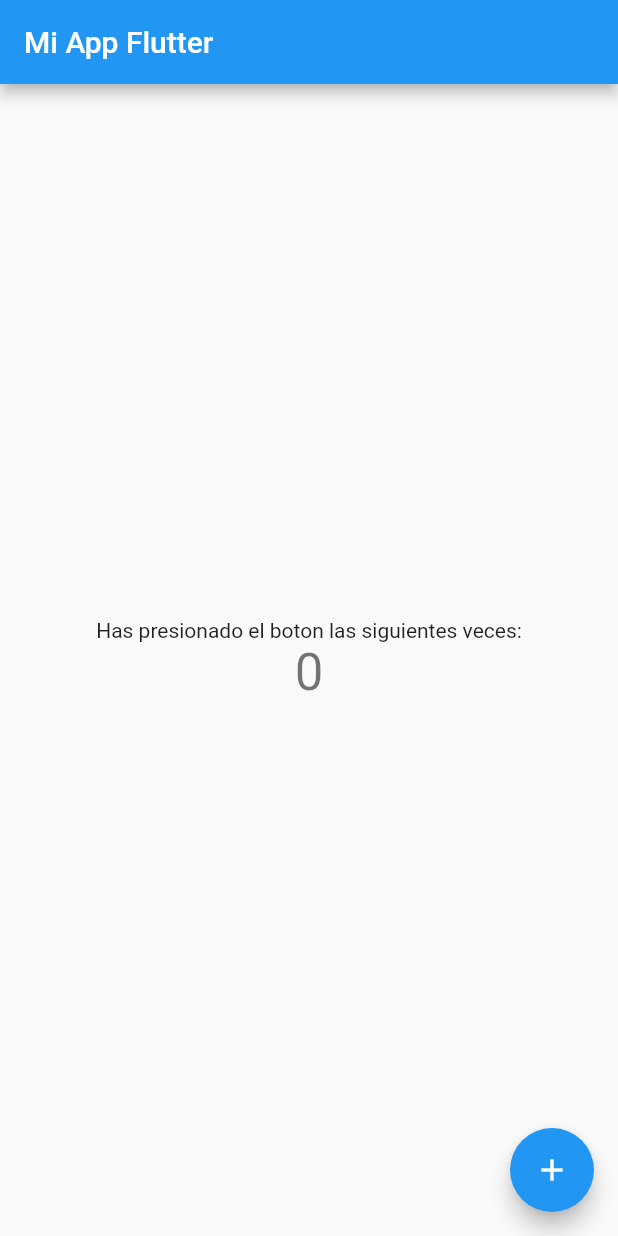
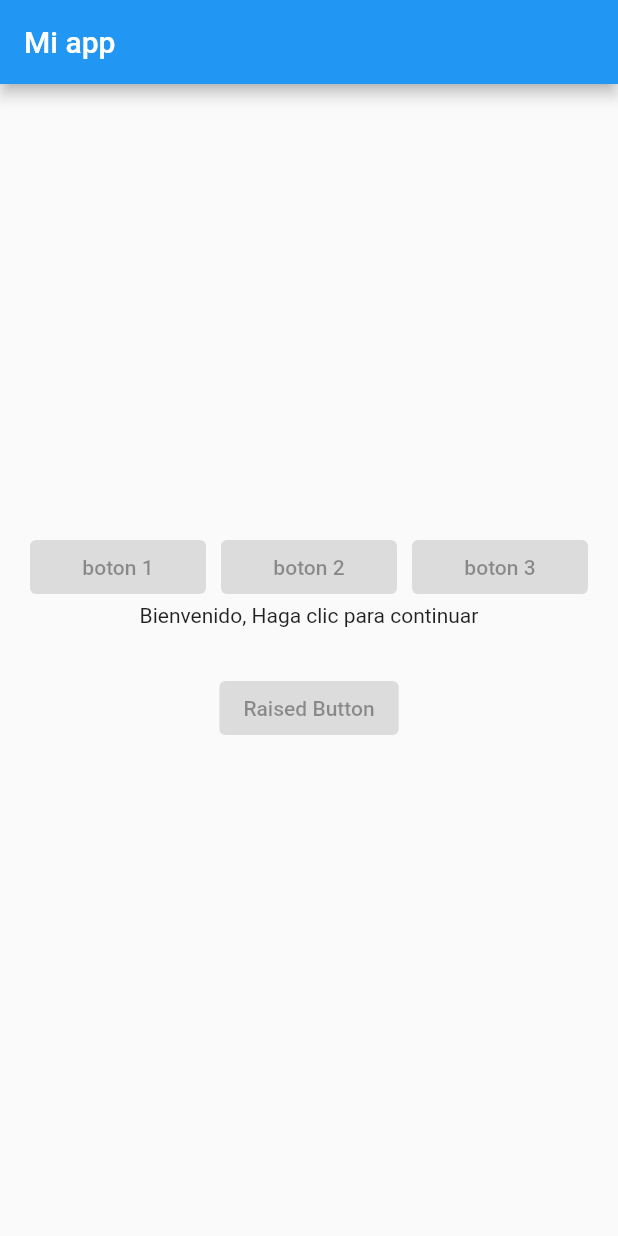
Before and after one commit to vhsanga/victor_app_flutter, a Flutter app: the screen it shows after launch, on a phone screen of 412 x 824 dp. Run offline on Flutter 3.47's test engine with Material 2 defaults, Android fonts, the phone set to English and light mode, and no system bars.

Commit message:
Crear pantalla Home

```diff
--- a/lib/main.dart
+++ b/lib/main.dart
@@ -1,115 +1,20 @@
 import 'package:flutter/material.dart';
+import 'package:victor_app_flutter/screens/home_screen.dart';
 
 void main() {
   runApp(const MyApp());
 }
 
+
 class MyApp extends StatelessWidget {
   const MyApp({super.key});
 
-  // This widget is the root of your application.
   @override
   Widget build(BuildContext context) {
-    return MaterialApp(
-      title: 'Flutter Demo',
-      theme: ThemeData(
-        // This is the theme of your application.
-        //
-        // Try running your application with "flutter run". You'll see the
-        // application has a blue toolbar. Then, without quitting the app, try
-        // changing the primarySwatch below to Colors.green and then invoke
-        // "hot reload" (press "r" in the console where you ran "flutter run",
-        // or simply save your changes to "hot reload" in a Flutter IDE).
-        // Notice that the counter didn't reset back to zero; the application
-        // is not restarted.
-        primarySwatch: Colors.blue,
-      ),
-      home: const MyHomePage(title: 'Mi App Flutter'),
+    return const MaterialApp(
+      debugShowCheckedModeBanner: false,
+      home: HomeScreen()
     );
   }
+
 }
-
-class MyHomePage extends StatefulWidget {
-  const MyHomePage({super.key, required this.title});
-
-  // This widget is the home page of your application. It is stateful, meaning
-  // that it has a State object (defined below) that contains fields that affect
-  // how it looks.
-
-  // This class is the configuration for the state. It holds the values (in this
-  // case the title) provided by the parent (in this case the App widget) and
-  // used by the build method of the State. Fields in a Widget subclass are
-  // always marked "final".
-
-  final String title;
-
-  @override
-  State<MyHomePage> createState() => _MyHomePageState();
-}
-
-class _MyHomePageState extends State<MyHomePage> {
-  int _counter = 0;
-
-  void _incrementCounter() {
-    setState(() {
-      // This call to setState tells the Flutter framework that something has
-      // changed in this State, which causes it to rerun the build method below
-      // so that the display can reflect the updated values. If we changed
-      // _counter without calling setState(), then the build method would not be
-      // called again, and so nothing would appear to happen.
-      _counter++;
-    });
-  }
-
-  @override
-  Widget build(BuildContext context) {
-    // This method is rerun every time setState is called, for instance as done
-    // by the _incrementCounter method above.
-    //
-    // The Flutter framework has been optimized to make rerunning build methods
-    // fast, so that you can just rebuild anything that needs updating rather
-    // than having to individually change instances of widgets.
-    return Scaffold(
-      appBar: AppBar(
-        // Here we take the value from the MyHomePage object that was created by
-        // the App.build method, and use it to set our appbar title.
-        title: Text(widget.title),
-      ),
-      body: Center(
-        // Center is a layout widget. It takes a single child and positions it
-        // in the middle of the parent.
-        child: Column(
-          // Column is also a layout widget. It takes a list of children and
-          // arranges them vertically. By default, it sizes itself to fit its
-          // children horizontally, and tries to be as tall as its parent.
-          //
-          // Invoke "debug painting" (press "p" in the console, choose the
-          // "Toggle Debug Paint" action from the Flutter Inspector in Android
-          // Studio, or the "Toggle Debug Paint" command in Visual Studio Code)
-          // to see the wireframe for each widget.
-          //
-          // Column has various properties to control how it sizes itself and
-          // how it positions its children. Here we use mainAxisAlignment to
-          // center the children vertically; the main axis here is the vertical
-          // axis because Columns are vertical (the cross axis would be
-          // horizontal).
-          mainAxisAlignment: MainAxisAlignment.center,
-          children: <Widget>[
-            const Text(
-              'Has presionado el boton las siguientes veces:',
-            ),
-            Text(
-              '$_counter',
-              style: Theme.of(context).textTheme.headline4,
-            ),
-          ],
-        ),
-      ),
-      floatingActionButton: FloatingActionButton(
-        onPressed: _incrementCounter,
-        tooltip: 'Increment',
-        child: const Icon(Icons.add),
-      ), // This trailing comma makes auto-formatting nicer for build methods.
-    );
-  }
-}
--- /dev/null
+++ b/lib/screens/home_screen.dart
@@ -0,0 +1,57 @@
+import 'package:flutter/material.dart';
+
+class HomeScreen extends StatelessWidget {
+  const HomeScreen({super.key});
+
+  @override
+  Widget build(BuildContext context) {
+    return Scaffold(
+      appBar: AppBar(
+        title: const Text("Mi app"),
+      ),
+      body: Container(
+        padding: const EdgeInsets.all(20),
+        child: Center(
+          child: Column(
+            mainAxisAlignment: MainAxisAlignment.center,
+            crossAxisAlignment: CrossAxisAlignment.center,
+            children: [
+              Row(
+                children: const [
+                  Expanded(
+                    child: ElevatedButton(
+                    onPressed: null,
+                    child: Text("boton 1"),
+                    ),
+                  ),
+                  SizedBox(width: 10),
+                  Expanded(
+                    child: ElevatedButton(
+                    onPressed: null,
+                    child: Text("boton 2"),
+                    ),
+                  ),
+                  SizedBox(width: 10),
+                  Expanded(
+                    child: ElevatedButton(
+                    onPressed: null,
+                    child: Text("boton 3"),
+                    ),
+                  ),
+                ],
+              ),
+              Text("Bienvenido, Haga clic para continuar"),
+              SizedBox(height: 30,),
+              ElevatedButton(
+                onPressed: null,
+                child: const Text("Raised Button"),
+                ),
+              SizedBox(height: 30,)
+             ],
+          ),
+        ),
+      ),
+    );
+  }
+
+}
```
